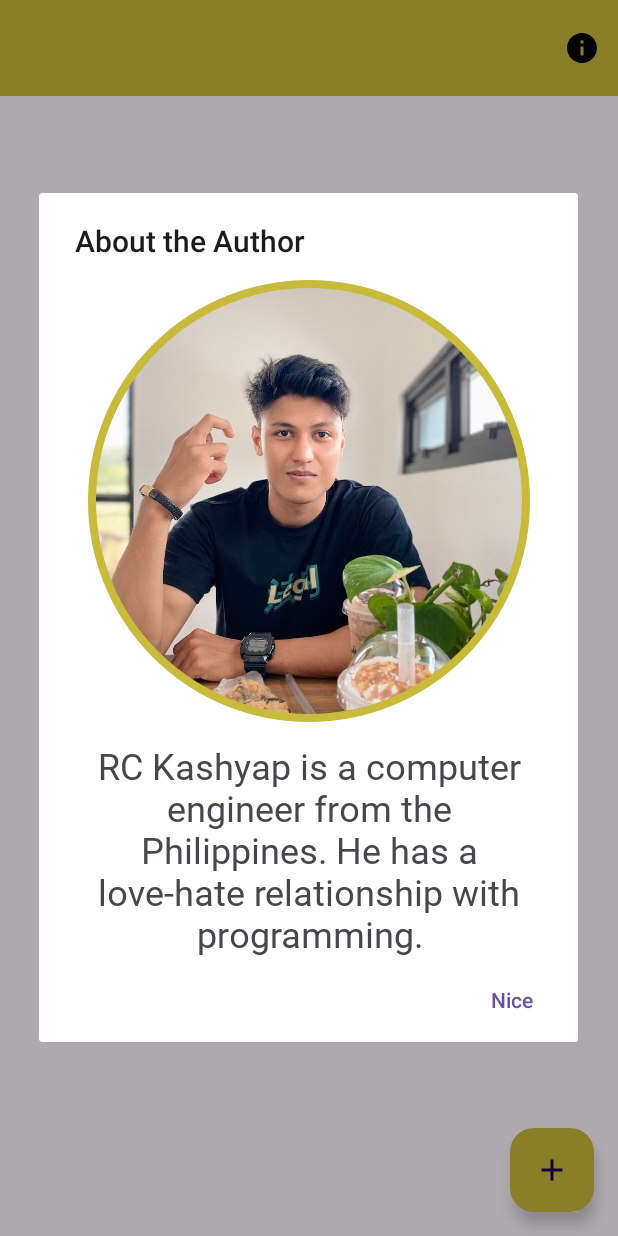
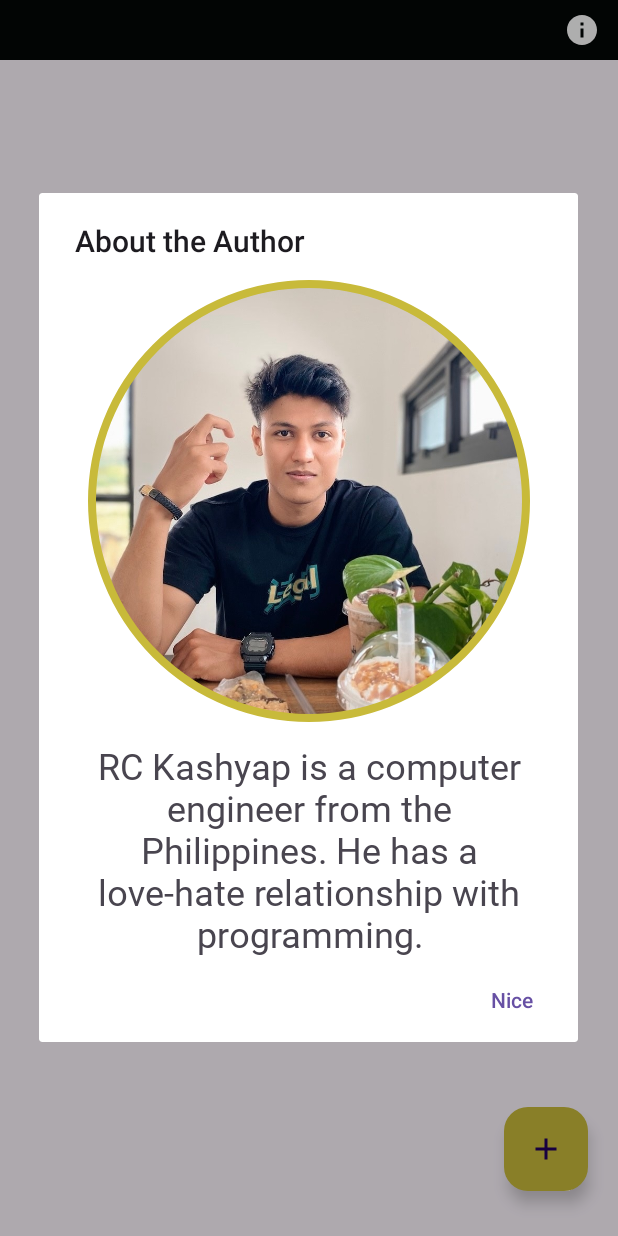
Before and after one commit to rckash/KeepersInventory, an Android app: the screen it shows after launch (MainActivity), after a tap on "About", on a phone screen of 412 x 824 dp. Run offline under Robolectric (Android 15) with nearby library versions, the light colour scheme and no system bars.

Commit message:
made some minor changes to FAB and top app bar

```diff
--- a/app/src/main/res/drawable/baseline_info_24.xml
+++ b/app/src/main/res/drawable/baseline_info_24.xml
@@ -1,4 +1,4 @@
-<vector android:height="24dp" android:tint="#030706"
+<vector android:height="24dp" android:tint="@color/colorTertiary"
     android:viewportHeight="24" android:viewportWidth="24"
     android:width="24dp" xmlns:android="http://schemas.android.com/apk/res/android">
     <path android:fillColor="@android:color/white" android:pathData="M12,2C6.48,2 2,6.48 2,12s4.48,10 10,10 10,-4.48 10,-10S17.52,2 12,2zM13,17h-2v-6h2v6zM13,9h-2L11,7h2v2z"/>
--- a/app/src/main/res/layout/activity_main.xml
+++ b/app/src/main/res/layout/activity_main.xml
@@ -20,8 +20,8 @@
     <com.google.android.material.appbar.MaterialToolbar
         android:id="@+id/materialToolbar"
         android:layout_width="match_parent"
-        android:layout_height="0dp"
-        android:background="#C8BA3A"
+        android:layout_height="40dp"
+        android:background="@color/colorSecondary"
         android:minHeight="?attr/actionBarSize"
         android:theme="?attr/actionBarTheme"
         app:layout_constraintEnd_toEndOf="parent"
@@ -48,7 +48,8 @@
             android:layout_width="wrap_content"
             android:layout_height="wrap_content"
             android:layout_gravity="bottom|end"
-            android:layout_margin="16dp"
+            android:layout_marginRight="20dp"
+            android:layout_marginBottom="30dp"
             android:contentDescription="Floating Action Button for adding items"
             app:backgroundTint="#C8BA3A"
             app:srcCompat="@drawable/baseline_add_24" />
```
